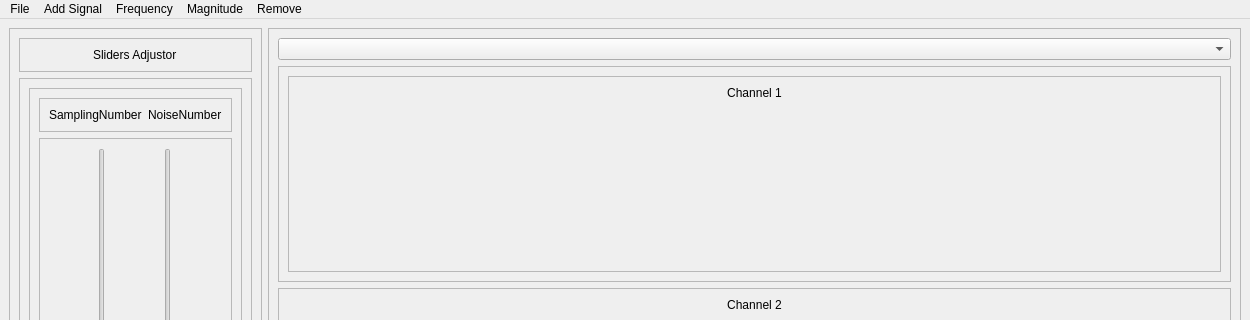
Before: the Qt Designer form GUI.ui in M7mdddibrahim/Signal-Recovery-Studio, drawn with Qt 5; both pictures show x 0 to 1250 and y 0 to 320 of the 1250 by 768 pixel window.
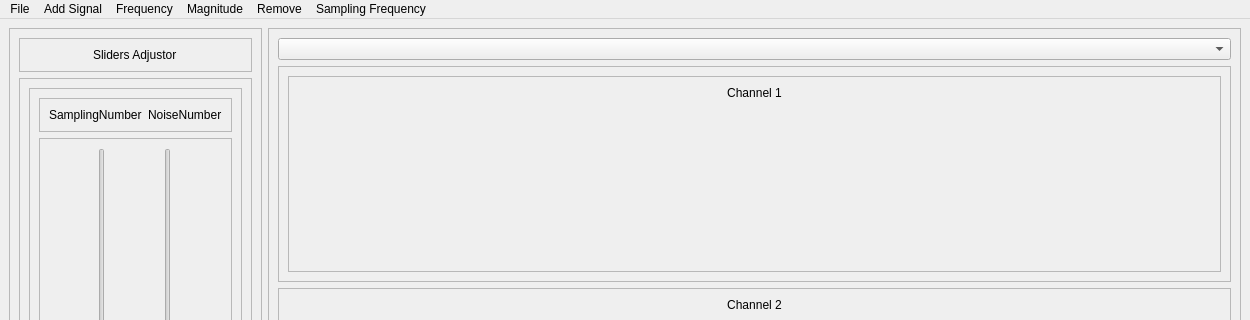
After: the same form once the commit is applied.

Diff of the .ui file:
```diff
--- a/GUI.ui
+++ b/GUI.ui
@@ -261,7 +261,7 @@
      <x>0</x>
      <y>0</y>
      <width>1250</width>
-     <height>21</height>
+     <height>26</height>
     </rect>
    </property>
    <widget class="QMenu" name="menuLoad">
@@ -296,11 +296,18 @@
     </property>
     <addaction name="actionRemove_all"/>
    </widget>
+   <widget class="QMenu" name="menuSampling_Frequency">
+    <property name="title">
+     <string>Sampling Frequency</string>
+    </property>
+    <addaction name="actionHz"/>
+   </widget>
    <addaction name="menuLoad"/>
    <addaction name="menuAdd_Signal"/>
    <addaction name="menuFrequency"/>
    <addaction name="menuMagnitude"/>
    <addaction name="menuRemove"/>
+   <addaction name="menuSampling_Frequency"/>
   </widget>
   <widget class="QStatusBar" name="statusbar"/>
   <action name="actionSIN">
```
Left out of the diff: 5 changed lines with no effect on the pictures.
